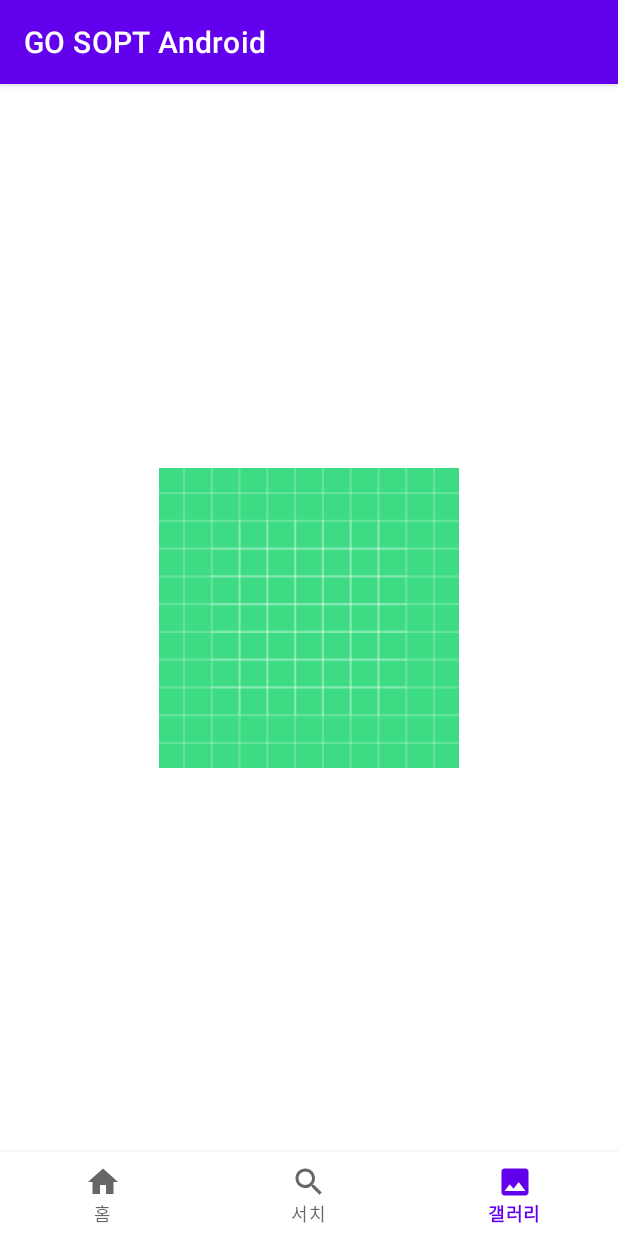
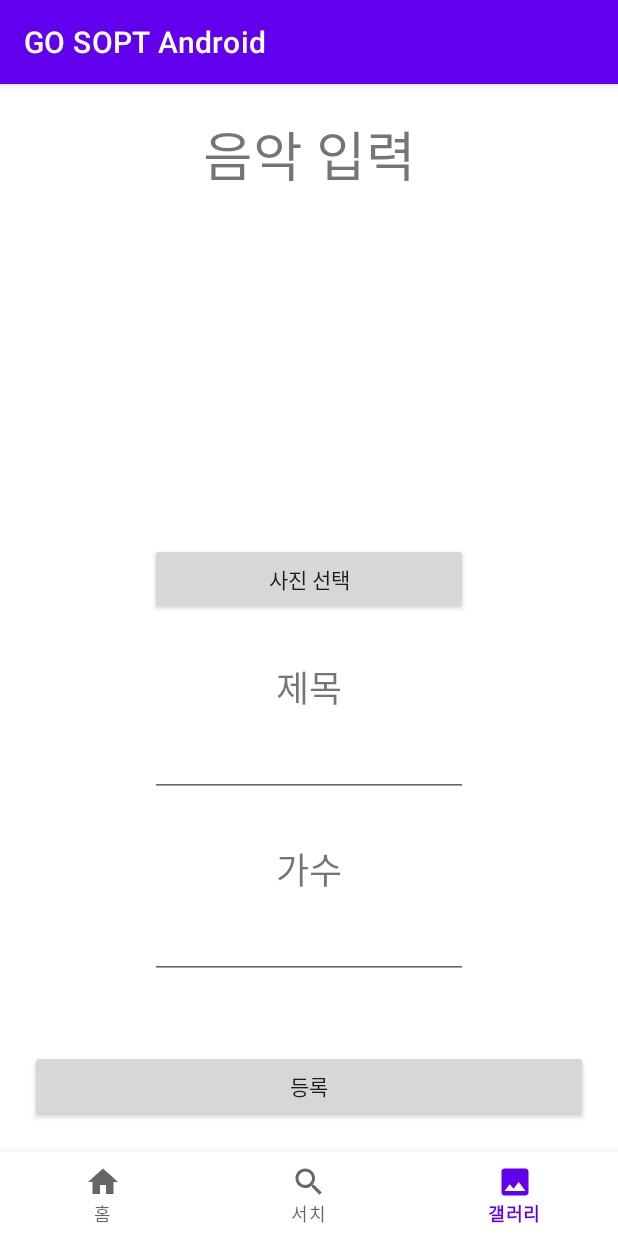
Before and after one commit to GO-SOPT-ANDROID/yeonjin-hwang, an Android app: the HomeFragment screen opened directly, with no data from a screen before it, item 3 of the bottom bar chosen, on a phone screen of 412 x 824 dp. Run offline under Robolectric (Android 15) with nearby library versions, the phone set to English and light mode, and no system bars; libraries missing offline, so code that uses them is left out: com.jakewharton.retrofit2; pictures from the network do not load.

Commit message:
[Feature/#7] 음악 등록

```diff
--- a/app/src/main/java/org/android/go/sopt/data/api/ApiFactory.kt
+++ b/app/src/main/java/org/android/go/sopt/data/api/ApiFactory.kt
@@ -3,9 +3,7 @@ package org.android.go.sopt.data.api
 import com.jakewharton.retrofit2.converter.kotlinx.serialization.asConverterFactory
 import kotlinx.serialization.json.Json
 import okhttp3.MediaType.Companion.toMediaType
-import org.android.go.sopt.data.remote.service.FollowerService
-import org.android.go.sopt.data.remote.service.LoginService
-import org.android.go.sopt.data.remote.service.SignUpService
+import org.android.go.sopt.data.remote.service.*
 import org.android.go.sopt.util.Server.ServerURL
 import retrofit2.Retrofit
 import retrofit2.create
@@ -33,4 +31,6 @@ object ServicePool {
     val signUpService = ApiFactory.create<SignUpService>()
     val loginService = ApiFactory.create<LoginService>()
     val followerService = ApiFactory.create1<FollowerService>()
+    val imageService = ApiFactory.create<ImageService>()
+    val musicService = ApiFactory.create<MusicService>()
 }
--- a/app/src/main/java/org/android/go/sopt/data/remote/model/LoginDto.kt
+++ b/app/src/main/java/org/android/go/sopt/data/remote/model/LoginDto.kt
@@ -18,7 +18,7 @@ data class ResponseLoginDto(
     @SerialName("message")
     val message: String,
     @SerialName("data")
-    val data: ResponseLoginDto.LoginData
+    val data: LoginData
 ) {
     @Serializable
     data class LoginData(
--- /dev/null
+++ b/app/src/main/java/org/android/go/sopt/data/remote/service/ImageService.kt
@@ -0,0 +1,15 @@
+package org.android.go.sopt.data.remote.service
+
+import okhttp3.MultipartBody
+import retrofit2.Call
+import retrofit2.http.Multipart
+import retrofit2.http.POST
+import retrofit2.http.Part
+
+interface ImageService {
+    @Multipart
+    @POST("upload")
+    fun uploadImage(
+        @Part file: MultipartBody.Part,
+    ): Call<Unit>
+}
--- /dev/null
+++ b/app/src/main/java/org/android/go/sopt/data/remote/service/MusicService.kt
@@ -0,0 +1,21 @@
+package org.android.go.sopt.data.remote.service
+
+import okhttp3.MultipartBody
+import okhttp3.RequestBody
+import org.android.go.sopt.data.remote.model.MusicDto
+import retrofit2.Call
+import retrofit2.http.Header
+import retrofit2.http.Multipart
+import retrofit2.http.POST
+import retrofit2.http.Part
+
+interface MusicService {
+    @Multipart
+    @POST("music")
+    fun uploadMusic(
+        @Header("id") id: String,
+        @Part("title") title: RequestBody,
+        @Part("singer") singer: RequestBody,
+        @Part image: MultipartBody.Part
+    ): Call<MusicDto>
+}
--- a/app/src/main/java/org/android/go/sopt/presentation/home/GalleryFragment.kt
+++ b/app/src/main/java/org/android/go/sopt/presentation/home/GalleryFragment.kt
@@ -1,17 +1,27 @@
 package org.android.go.sopt.presentation.home
 
+import android.net.Uri
 import android.os.Bundle
 import android.view.LayoutInflater
 import android.view.View
 import android.view.ViewGroup
+import androidx.activity.result.PickVisualMediaRequest
+import androidx.activity.result.contract.ActivityResultContracts
 import androidx.fragment.app.Fragment
-import org.android.go.sopt.presentation.home.adapter.GalleryAdapter
-import org.android.go.sopt.R
+import androidx.fragment.app.viewModels
+import coil.load
 import org.android.go.sopt.databinding.FragmentGalleryBinding
+import org.android.go.sopt.presentation.home.viewmodel.GalleryViewModel
+import org.android.go.sopt.util.ContentUriRequestBody
 
 class GalleryFragment : Fragment() {
     private var _binding : FragmentGalleryBinding? = null
     private val binding : FragmentGalleryBinding get() = requireNotNull(_binding) { "FragmentGalleryBinding error - null" } //값을 사용하는 애
+    private val viewModel by viewModels<GalleryViewModel>()
+
+    private val launcher = registerForActivityResult(ActivityResultContracts.PickVisualMedia()) { imageUri: Uri? ->
+        binding.ivImage.load(imageUri)
+    }
 
     override fun onCreateView(
         inflater: LayoutInflater,
@@ -24,8 +34,15 @@ class GalleryFragment : Fragment() {
 
     override fun onViewCreated(view: View, savedInstanceState: Bundle?) {
         super.onViewCreated(view, savedInstanceState)
-        binding.pagerHome.adapter = GalleryAdapter().apply {
-            setItemList(listOf(R.drawable.ic_launcher_background, R.drawable.ic_baseline_image_24))
+        with(binding){
+            btnGallery.setOnClickListener {
+                launcher.launch(PickVisualMediaRequest(ActivityResultContracts.PickVisualMedia.ImageAndVideo))
+            }
+            btnUpload.setOnClickListener {
+                val title = etTitle.text.toString()
+                val singer = etSinger.text.toString()
+                viewModel.uploadMusic("1", title, singer)
+            }
         }
     }
 
--- a/app/src/main/res/layout/fragment_gallery.xml
+++ b/app/src/main/res/layout/fragment_gallery.xml
@@ -1,11 +1,85 @@
 <?xml version="1.0" encoding="utf-8"?>
 <androidx.constraintlayout.widget.ConstraintLayout xmlns:android="http://schemas.android.com/apk/res/android"
     android:layout_width="match_parent"
-    android:layout_height="match_parent">
+    android:layout_height="match_parent"
+    xmlns:app="http://schemas.android.com/apk/res-auto">
 
-    <androidx.viewpager2.widget.ViewPager2
-        android:id="@+id/pager_home"
+    <TextView
+        android:id="@+id/tv_viewname"
+        android:layout_width="wrap_content"
+        android:layout_height="wrap_content"
+        android:layout_marginTop="20dp"
+        android:text="음악 입력"
+        android:textSize="36sp"
+        app:layout_constraintStart_toStartOf="parent"
+        app:layout_constraintEnd_toEndOf="parent"
+        app:layout_constraintTop_toTopOf="parent"/>
+
+    <ImageView
+        android:id="@+id/iv_image"
+        android:layout_width="0dp"
+        android:layout_height="0dp"
+        app:layout_constraintDimensionRatio="1:1"
+        android:layout_marginHorizontal="100dp"
+        android:layout_marginTop="20dp"
+        app:layout_constraintTop_toBottomOf="@id/tv_viewname"
+        app:layout_constraintStart_toStartOf="parent"
+        app:layout_constraintEnd_toEndOf="parent"/>
+
+    <androidx.appcompat.widget.AppCompatButton
+        android:id="@+id/btn_gallery"
         android:layout_width="match_parent"
-        android:layout_height="match_parent" />
+        android:layout_height="wrap_content"
+        android:text="사진 선택"
+        android:layout_marginHorizontal="100dp"
+        app:layout_constraintTop_toBottomOf="@id/iv_image"/>
 
+    <TextView
+        android:id="@+id/tv_title"
+        android:layout_width="wrap_content"
+        android:layout_height="wrap_content"
+        android:layout_marginTop="30dp"
+        android:text="제목"
+        android:textSize="24sp"
+        app:layout_constraintTop_toBottomOf="@id/btn_gallery"
+        app:layout_constraintStart_toStartOf="parent"
+        app:layout_constraintEnd_toEndOf="parent"/>
+
+    <EditText
+        android:id="@+id/et_title"
+        android:layout_width="0dp"
+        android:layout_height="wrap_content"
+        android:layout_marginTop="10dp"
+        app:layout_constraintTop_toBottomOf="@id/tv_title"
+        app:layout_constraintStart_toStartOf="@id/iv_image"
+        app:layout_constraintEnd_toEndOf="@id/iv_image"/>
+
+    <TextView
+        android:id="@+id/tv_singer"
+        android:layout_width="wrap_content"
+        android:layout_height="wrap_content"
+        android:text="가수"
+        android:textSize="24sp"
+        android:layout_marginTop="30dp"
+        app:layout_constraintTop_toBottomOf="@id/et_title"
+        app:layout_constraintStart_toStartOf="parent"
+        app:layout_constraintEnd_toEndOf="parent"/>
+
+    <EditText
+        android:id="@+id/et_singer"
+        android:layout_width="0dp"
+        android:layout_height="wrap_content"
+        android:layout_marginTop="10dp"
+        app:layout_constraintTop_toBottomOf="@id/tv_singer"
+        app:layout_constraintStart_toStartOf="@id/iv_image"
+        app:layout_constraintEnd_toEndOf="@id/iv_image"/>
+
+    <androidx.appcompat.widget.AppCompatButton
+        android:id="@+id/btn_upload"
+        android:layout_width="match_parent"
+        android:layout_height="wrap_content"
+        android:text="등록"
+        android:layout_marginBottom="20dp"
+        android:layout_marginHorizontal="20dp"
+        app:layout_constraintBottom_toBottomOf="parent"/>
 </androidx.constraintlayout.widget.ConstraintLayout>
```
Also changed, not shown: app/build.gradle (+7 -0 lines), app/src/main/java/org/android/go/sopt/data/remote/model/MusicDto.kt (added, +24 -0 lines), app/src/main/java/org/android/go/sopt/presentation/home/viewmodel/GalleryViewModel.kt (added, +57 -0 lines), app/src/main/java/org/android/go/sopt/util/ContentUriRequestBody.kt (added, +53 -0 lines).
